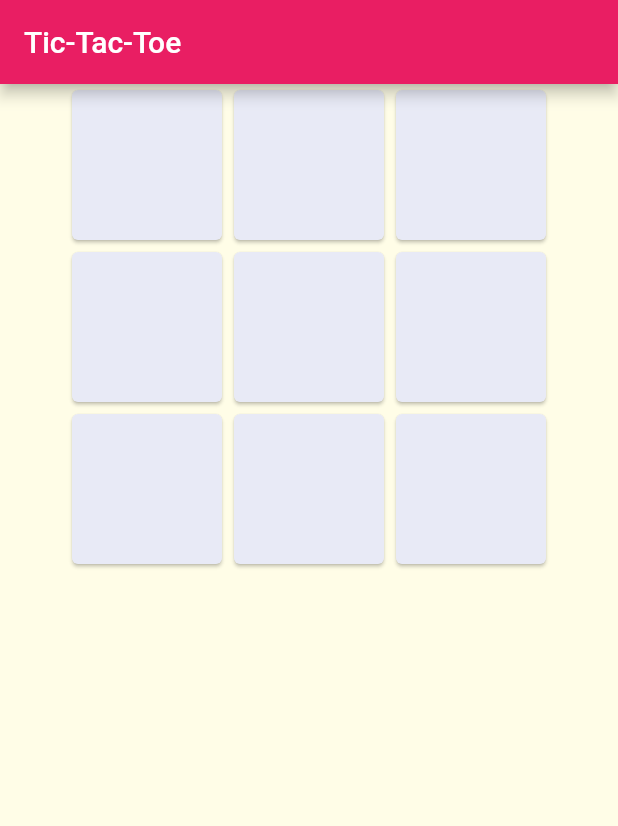
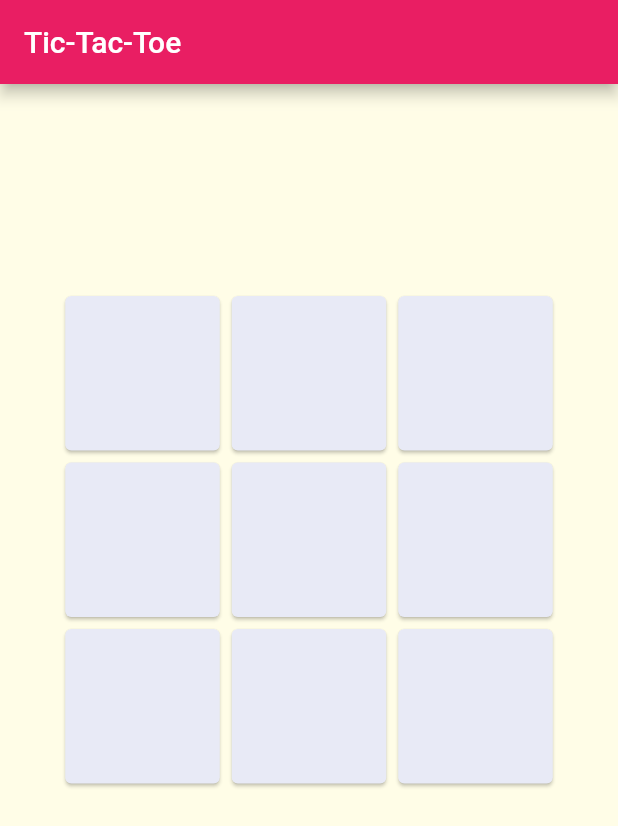
Before and after one commit to trelucio/tic-tac-toe, a Flutter app: the screen it shows after launch, on a phone screen of 412 x 824 dp. Shown: the top 826 px of the screen. Run offline on Flutter 3.47's test engine with Material 2 defaults, Android fonts, the phone set to English and light mode, and no system bars.

Commit message:
adjust grid box size

```diff
--- a/lib/main.dart
+++ b/lib/main.dart
@@ -17,7 +17,7 @@ class MyApp extends StatelessWidget {
       theme: ThemeData(
           primarySwatch: Colors.pink,
           primaryColor: Colors.red[200],
-          accentColor: Colors.blue[50],
+          accentColor: Colors.purple[50],
           cardColor: Colors.indigo[50],
           canvasColor: Colors.yellow[50]),
       home: MyHomePage(title: 'Tic-Tac-Toe'),
--- a/lib/screens/home.dart
+++ b/lib/screens/home.dart
@@ -23,6 +23,8 @@ class _MyHomePageState extends State<MyHomePage> {
           title: Text(widget.title),
         ),
         body: Center(
+          child: Padding(
+            padding: EdgeInsets.only(top: MediaQuery.of(context).size.height/6),
             child: Row(
               mainAxisAlignment: MainAxisAlignment.center,
               children: [
@@ -48,6 +50,7 @@ class _MyHomePageState extends State<MyHomePage> {
                 ],
               ),
             ]),
+          ),
         ));
   }
 }
--- a/lib/widgets/grid_box.dart
+++ b/lib/widgets/grid_box.dart
@@ -14,16 +14,16 @@ class _GridBoxState extends State<GridBox> {
 
   @override
   Widget build(BuildContext context) {
-    return InkWell(
-        onTap: () {
-          tapped = true;
-          setState(() {});
-        },
-        child: Card(
-          color: Theme.of(context).cardColor,
+    return Card(
+        color: Theme.of(context).cardColor,
+        child: InkWell(
+          onTap: () {
+            tapped = true;
+            setState(() {});
+          },
           child: Container(
-              width: 100,
-              height: 100,
+              width: MediaQuery.of(context).size.width / 4,
+              height: MediaQuery.of(context).size.width / 4,
               child: tapped ? widget.currentPlayer.image : null),
         ));
   }
```
Lines whose indentation alone changed are shown as unchanged.
